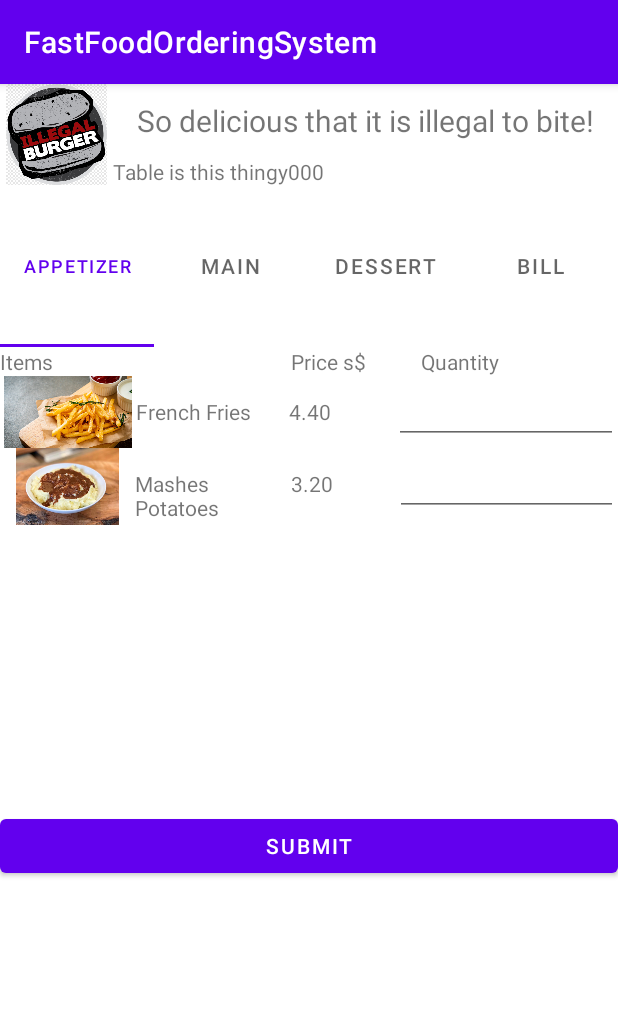
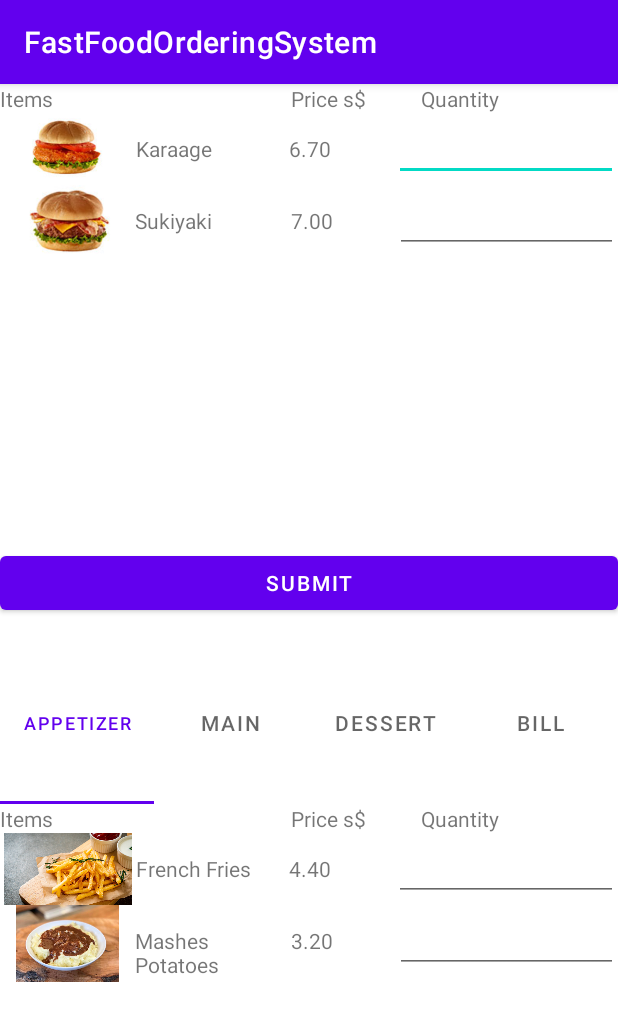
Before and after one commit to Silversoulxx/FastFoodOrderingSystem, an Android app: the MainActivity screen opened directly, with no data from a screen before it, on a phone screen of 412 x 824 dp. Shown: the top 1021 px of the screen. Run offline under Robolectric (Android 15) with nearby library versions, the phone set to English and light mode, and no system bars; our stand-ins replace Volley; libraries missing offline, so code that uses them is left out: com.journeyapps.barcodescanner; 2 statements that could not run were skipped.

Commit message:
test run

```diff
--- a/app/src/main/java/mdad/localdata/fastfoodorderingsystem/Appetizer.java
+++ b/app/src/main/java/mdad/localdata/fastfoodorderingsystem/Appetizer.java
@@ -57,7 +57,6 @@ public class Appetizer extends Fragment {
 
 
     String name1, price1, quantity1, name2, price2, quantity2;
-
     private static final String TAG_ITEM_NAME = "ITEM_NAME";
     private static final String TAG_PRICE = "PRICE";
     private static final String TAG_QUANTITY = "QUANTITY";
@@ -77,7 +76,6 @@ public class Appetizer extends Fragment {
         super.onCreate(savedInstanceState);
 
         app_qty_1 = (EditText) getView().findViewById(R.id.app_qty_1);
-
         app_qty_2 = (EditText) getView().findViewById(R.id.app_qty_2);
         tv_app1 = (TextView) getView().findViewById(R.id.tv_app1);
         tv_app2 = (TextView) getView().findViewById(R.id.tv_app2);
@@ -158,7 +156,7 @@ public class Appetizer extends Fragment {
         postData(url_update_menu, dataJson);
     }
 
-    ;
+
 
     public void postData(String url, final JSONObject json) {
         RequestQueue requestQueue = Volley.newRequestQueue(getActivity().getApplicationContext());
--- a/app/src/main/res/layout/activity_main.xml
+++ b/app/src/main/res/layout/activity_main.xml
@@ -9,40 +9,130 @@
 
     <LinearLayout
         android:layout_width="match_parent"
-        android:layout_height="67dp"
+        android:layout_height="wrap_content"
+        android:orientation="horizontal">
+
+        <TextView
+            android:id="@+id/textView"
+            android:layout_width="115dp"
+            android:layout_height="wrap_content"
+            android:layout_weight="1"
+            android:text="Items" />
+
+        <TextView
+            android:id="@+id/textView2"
+            android:layout_width="7dp"
+            android:layout_height="wrap_content"
+            android:layout_weight="1"
+            android:text="Price s$" />
+
+        <TextView
+            android:id="@+id/textView3"
+            android:layout_width="wrap_content"
+            android:layout_height="wrap_content"
+            android:layout_weight="1"
+            android:text="Quantity" />
+    </LinearLayout>
+
+    <LinearLayout
+        android:layout_width="match_parent"
+        android:layout_height="48dp"
         android:orientation="horizontal">
 
         <ImageView
-            android:id="@+id/iv_burger"
-            android:layout_width="150dp"
+            android:id="@+id/imageView"
+            android:layout_width="154dp"
             android:layout_height="match_parent"
             android:layout_weight="1"
-            app:srcCompat="@drawable/burger" />
+            app:srcCompat="@drawable/karaage" />
+
+        <TextView
+            android:id="@+id/tv_main1"
+            android:layout_width="166dp"
+            android:layout_height="wrap_content"
+            android:layout_weight="1"
+            android:text="Karaage" />
+
+        <TextView
+            android:id="@+id/tv_main1price"
+            android:layout_width="134dp"
+            android:layout_height="wrap_content"
+            android:layout_weight="1"
+            android:text="6.70" />
+
+        <EditText
+            android:id="@+id/main_qty_1"
+            android:layout_width="wrap_content"
+            android:layout_height="wrap_content"
+            android:layout_weight="1"
+            android:ems="10"
+            android:inputType="number"
+            android:singleLine="false" />
+    </LinearLayout>
 
     <LinearLayout
         android:layout_width="match_parent"
-            android:layout_height="101dp"
+        android:layout_height="51dp"
+        android:orientation="horizontal">
+
+        <ImageView
+            android:id="@+id/imageView2"
+            android:layout_width="154dp"
+            android:layout_height="wrap_content"
             android:layout_weight="1"
-            android:orientation="vertical">
+            app:srcCompat="@drawable/sukiyaki" />
 
         <TextView
-                android:id="@+id/tv_Headtext"
-                android:layout_width="match_parent"
-                android:layout_height="16dp"
-                android:layout_weight="21"
-                android:gravity="center"
-                android:text="So delicious that it is illegal to bite!"
-                android:textSize="20sp" />
+            android:id="@+id/tv_main2"
+            android:layout_width="168dp"
+            android:layout_height="wrap_content"
+            android:layout_weight="1"
+            android:text="Sukiyaki" />
 
         <TextView
-                android:id="@+id/tv_Tablenum"
+            android:id="@+id/tv_main2price"
+            android:layout_width="134dp"
+            android:layout_height="wrap_content"
+            android:layout_weight="1"
+            android:text="7.00" />
+
+        <EditText
+            android:id="@+id/main_qty_2"
+            android:layout_width="wrap_content"
+            android:layout_height="wrap_content"
+            android:layout_weight="1"
+            android:ems="10"
+            android:inputType="number" />
+    </LinearLayout>
+    <LinearLayout
         android:layout_width="match_parent"
-                android:layout_height="wrap_content"
-                android:layout_weight="21"
-                android:text="Table number" />
+        android:layout_height="63dp"
+        android:orientation="horizontal">
 
     </LinearLayout>
+    <LinearLayout
+        android:layout_width="match_parent"
+        android:layout_height="63dp"
+        android:orientation="horizontal">
 
+    </LinearLayout>
+    <LinearLayout
+        android:layout_width="match_parent"
+        android:layout_height="63dp"
+        android:orientation="horizontal">
+
+    </LinearLayout>
+    <LinearLayout
+        android:layout_width="match_parent"
+        android:layout_height="63dp"
+        android:orientation="horizontal">
+
+        <Button
+            android:id="@+id/submit_button"
+            android:layout_width="wrap_content"
+            android:layout_height="wrap_content"
+            android:layout_weight="1"
+            android:text="Submit" />
     </LinearLayout>
 
     <com.google.android.material.tabs.TabLayout
```
Lines whose indentation alone changed are shown as unchanged.
